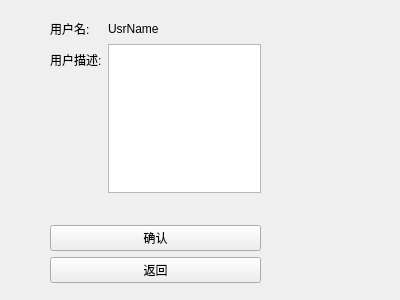
Above: src/usrmanagerui_modifydescription.ui from linbin823/Qt.711.2017.UsrManager2 before the change. Below: the same form after it.
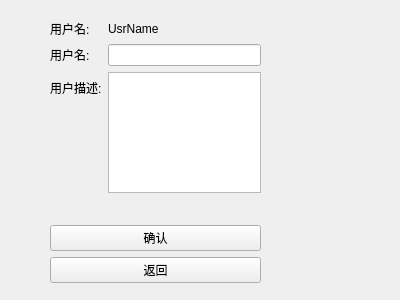
That is the form after the change.

Patch:
```diff
--- a/src/usrmanagerui_modifydescription.ui
+++ b/src/usrmanagerui_modifydescription.ui
@@ -52,17 +52,17 @@
       </property>
      </widget>
     </item>
-    <item row="1" column="0">
+    <item row="2" column="0">
      <widget class="QLabel" name="label_5">
       <property name="text">
        <string>用户描述:</string>
       </property>
      </widget>
     </item>
-    <item row="1" column="1">
+    <item row="2" column="1">
      <widget class="QTextEdit" name="teUsrDescript"/>
     </item>
-    <item row="2" column="0">
+    <item row="3" column="0">
      <spacer name="verticalSpacer">
       <property name="orientation">
        <enum>Qt::Vertical</enum>
@@ -75,7 +75,7 @@
       </property>
      </spacer>
     </item>
-    <item row="2" column="1">
+    <item row="3" column="1">
      <spacer name="horizontalSpacer">
       <property name="orientation">
        <enum>Qt::Horizontal</enum>
@@ -102,6 +102,16 @@
       </property>
      </widget>
     </item>
+    <item row="1" column="0">
+     <widget class="QLabel" name="label_2">
+      <property name="text">
+       <string>用户名:</string>
+      </property>
+     </widget>
+    </item>
+    <item row="1" column="1">
+     <widget class="QLineEdit" name="lePwd"/>
+    </item>
    </layout>
   </widget>
  </widget>
```
Left out of the diff: 4 changed lines with no effect on the pictures.
